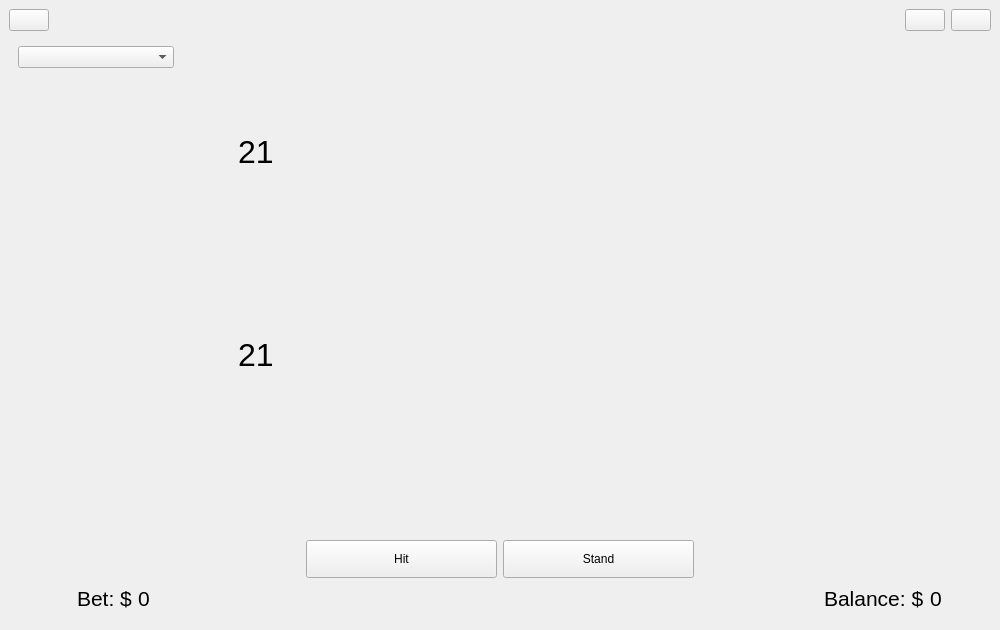
ShevaMed/BlackJack, file src/ui/mainwindow.ui: the form before one commit.
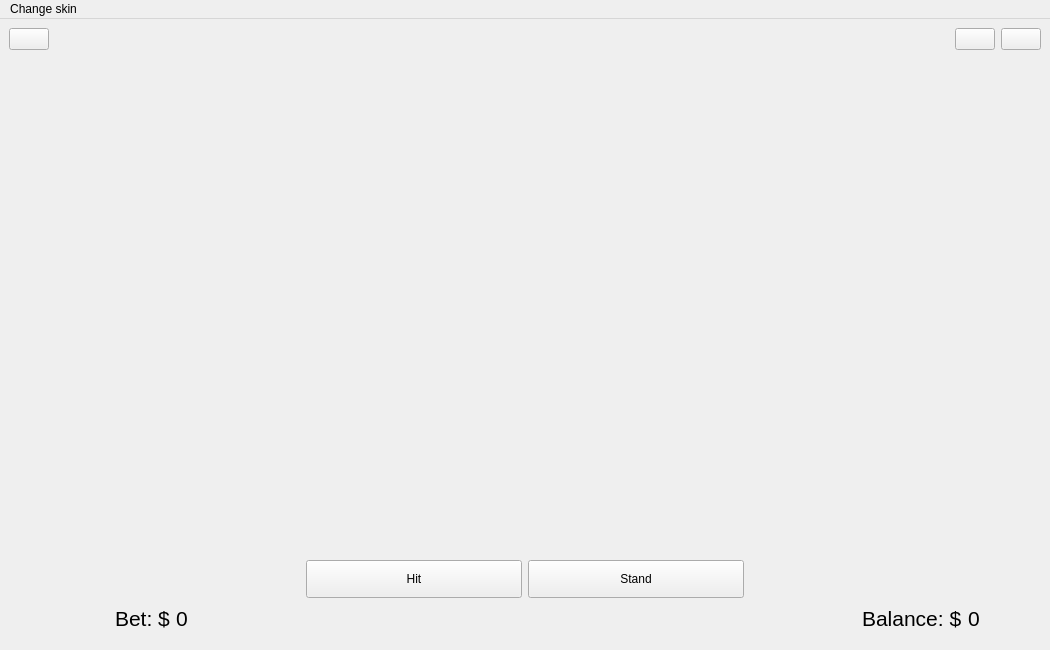
The form after the commit. The open tabs and pages were chosen to show the change.

The edit to the form file:
```diff
--- a/src/ui/mainwindow.ui
+++ b/src/ui/mainwindow.ui
@@ -6,8 +6,8 @@
    <rect>
     <x>0</x>
     <y>0</y>
-    <width>1000</width>
-    <height>630</height>
+    <width>1050</width>
+    <height>650</height>
    </rect>
   </property>
   <property name="windowTitle">
@@ -763,152 +763,6 @@
       </widget>
       <widget class="QWidget" name="gamePage">
        <layout class="QVBoxLayout" name="verticalLayout_6">
-        <item>
-         <layout class="QHBoxLayout" name="horizontalLayout_16">
-          <item>
-           <widget class="QComboBox" name="skinsComboBox">
-            <property name="sizePolicy">
-             <sizepolicy hsizetype="Expanding" vsizetype="Fixed">
-              <horstretch>0</horstretch>
-              <verstretch>0</verstretch>
-             </sizepolicy>
-            </property>
-           </widget>
-          </item>
-          <item>
-           <spacer name="horizontalSpacer_21">
-            <property name="orientation">
-             <enum>Qt::Horizontal</enum>
-            </property>
-            <property name="sizeHint" stdset="0">
-             <size>
-              <width>808</width>
-              <height>20</height>
-             </size>
-            </property>
-           </spacer>
-          </item>
-         </layout>
-        </item>
-        <item>
-         <spacer name="verticalSpacer_13">
-          <property name="orientation">
-           <enum>Qt::Vertical</enum>
-          </property>
-          <property name="sizeType">
-           <enum>QSizePolicy::Fixed</enum>
-          </property>
-          <property name="sizeHint" stdset="0">
-           <size>
-            <width>20</width>
-            <height>60</height>
-           </size>
-          </property>
-         </spacer>
-        </item>
-        <item>
-         <layout class="QHBoxLayout" name="horizontalLayout_15">
-          <item>
-           <spacer name="horizontalSpacer_19">
-            <property name="orientation">
-             <enum>Qt::Horizontal</enum>
-            </property>
-            <property name="sizeType">
-             <enum>QSizePolicy::Fixed</enum>
-            </property>
-            <property name="sizeHint" stdset="0">
-             <size>
-              <width>220</width>
-              <height>20</height>
-             </size>
-            </property>
-           </spacer>
-          </item>
-          <item>
-           <widget class="QLabel" name="dealerScoreLabel">
-            <property name="font">
-             <font>
-              <pointsize>24</pointsize>
-             </font>
-            </property>
-            <property name="text">
-             <string>21</string>
-            </property>
-           </widget>
-          </item>
-          <item>
-           <spacer name="horizontalSpacer_20">
-            <property name="orientation">
-             <enum>Qt::Horizontal</enum>
-            </property>
-            <property name="sizeHint" stdset="0">
-             <size>
-              <width>40</width>
-              <height>20</height>
-             </size>
-            </property>
-           </spacer>
-          </item>
-         </layout>
-        </item>
-        <item>
-         <spacer name="verticalSpacer_10">
-          <property name="orientation">
-           <enum>Qt::Vertical</enum>
-          </property>
-          <property name="sizeHint" stdset="0">
-           <size>
-            <width>20</width>
-            <height>40</height>
-           </size>
-          </property>
-         </spacer>
-        </item>
-        <item>
-         <layout class="QHBoxLayout" name="horizontalLayout_14">
-          <item>
-           <spacer name="horizontalSpacer_18">
-            <property name="orientation">
-             <enum>Qt::Horizontal</enum>
-            </property>
-            <property name="sizeType">
-             <enum>QSizePolicy::Fixed</enum>
-            </property>
-            <property name="sizeHint" stdset="0">
-             <size>
-              <width>220</width>
-              <height>20</height>
-             </size>
-            </property>
-           </spacer>
-          </item>
-          <item>
-           <widget class="QLabel" name="playerScoreLabel">
-            <property name="font">
-             <font>
-              <pointsize>24</pointsize>
-             </font>
-            </property>
-            <property name="text">
-             <string>21</string>
-            </property>
-           </widget>
-          </item>
-          <item>
-           <spacer name="horizontalSpacer_17">
-            <property name="orientation">
-             <enum>Qt::Horizontal</enum>
-            </property>
-            <property name="sizeHint" stdset="0">
-             <size>
-              <width>40</width>
-              <height>20</height>
-             </size>
-            </property>
-           </spacer>
-          </item>
-         </layout>
-        </item>
         <item>
          <spacer name="verticalSpacer_8">
           <property name="orientation">
@@ -1088,10 +942,17 @@
     <rect>
      <x>0</x>
      <y>0</y>
-     <width>1000</width>
+     <width>1050</width>
      <height>21</height>
     </rect>
    </property>
+   <widget class="QMenu" name="menuSkins">
+    <property name="title">
+     <string>Change skin</string>
+    </property>
+    <addaction name="actionSkin1"/>
+   </widget>
+   <addaction name="menuSkins"/>
   </widget>
  </widget>
  <resources/>
```
Left out of the diff: 13 changed lines with no effect on the pictures.
